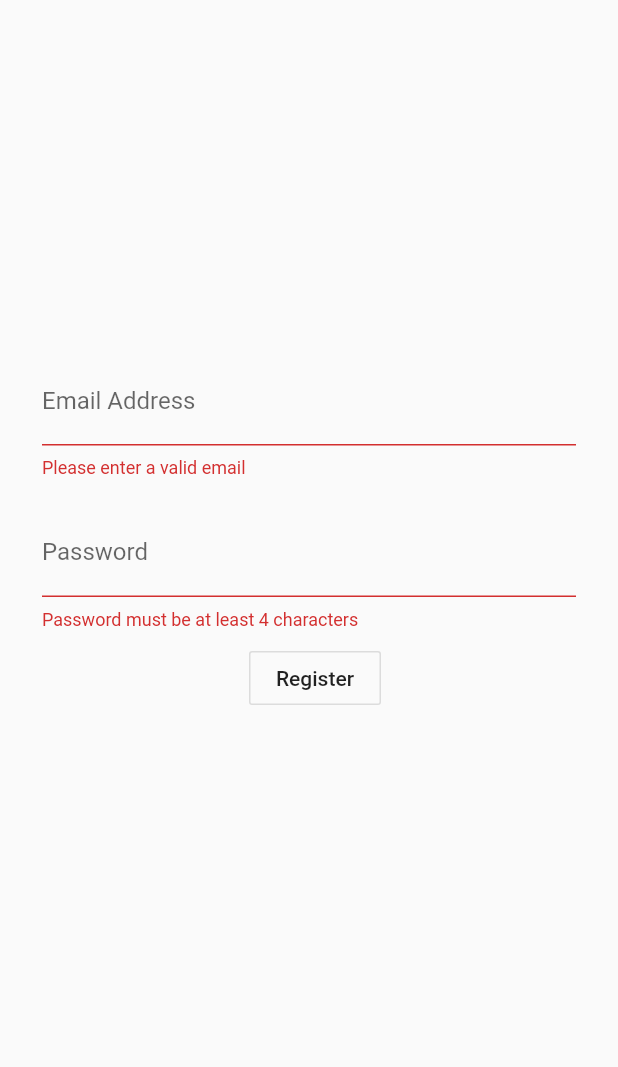
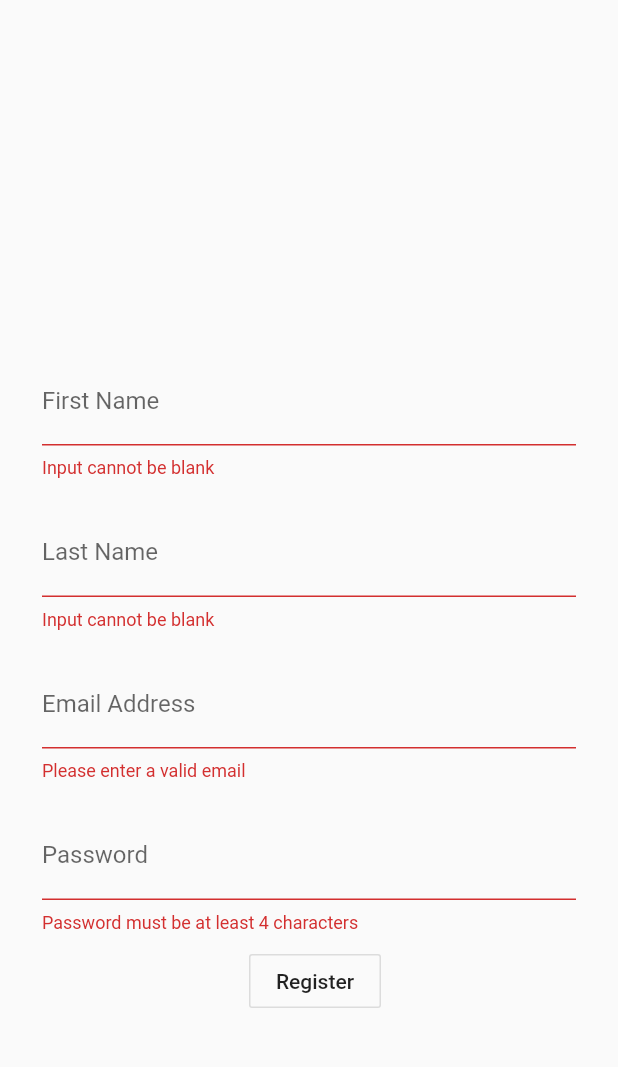
Before and after one commit to mmichelon/HikeLocator, a Flutter app: the SignUpScreen screen opened directly, after a tap on "Register", on a phone screen of 412 x 824 dp, the part 84-1151 px from its top. Run offline on Flutter 3.47's test engine with Material 2 defaults, Android fonts, the phone set to English and light mode, and no system bars; our stand-ins replace cloud_firestore, firebase_auth, firebase_database, fluttertoast, geolocator, google_maps_flutter and 1 more; accounts and stored records are empty.

```diff
--- a/lib/screens/login_screen.dart
+++ b/lib/screens/login_screen.dart
@@ -236,9 +236,9 @@ class LogInScreenState extends State<LogInScreen> {
 
 
     Fluttertoast.showToast(
-        msg: "Welcome ${mCurrentUser.email.toString()}. Your data is ${myResult}",
+        msg: "Welcome $myResult!",
         toastLength: Toast.LENGTH_SHORT,
-        gravity: ToastGravity.CENTER,
+        gravity: ToastGravity.TOP,
         timeInSecForIos: 1,
         backgroundColor: Colors.red,
         textColor: Colors.white,
--- a/lib/screens/signup_screen.dart
+++ b/lib/screens/signup_screen.dart
@@ -19,16 +19,8 @@ class SignUpScreenState extends State<SignUpScreen> {
   final formkey = GlobalKey<FormState>();
   String _email = '';
   String _password = '';
-/*
-  checkFields() {
-    final form = formkey.currentState;
-    if (form.validate()) {
-      form.save();
-      return true;
-    }
-    return false;
-  }
-*/
+  String _firstname = '';
+  String _lastname = '';
   Future createUser() async {
     if (formkey.currentState.validate()) {
       formkey.currentState.save();
@@ -98,6 +90,16 @@ class SignUpScreenState extends State<SignUpScreen> {
                   child: new ListView(
                     shrinkWrap: true,
                     children: <Widget>[
+                      firstNameField(),
+                      SizedBox(
+                        width: 20.0,
+                        height: 20.0,
+                      ),
+                      lastNameField(),
+                      SizedBox(
+                        width: 20.0,
+                        height: 20.0,
+                      ),
                       emailField(),
                       SizedBox(
                         width: 20.0,
@@ -162,4 +164,34 @@ class SignUpScreenState extends State<SignUpScreen> {
       },
     );
   }
+  Widget firstNameField() {
+    return TextFormField(
+
+      decoration: InputDecoration(
+          labelText: "First Name"),
+      validator: (String value) {
+        if (value.isEmpty) {
+          return 'Input cannot be blank';
+        }
+      },
+      onSaved: (String value) {
+        _firstname = value;
+      },
+    );
+  }
+  Widget lastNameField() {
+    return TextFormField(
+
+      decoration: InputDecoration(
+          labelText: "Last Name"),
+      validator: (String value) {
+        if (value.isEmpty) {
+          return 'Input cannot be blank';
+        }
+      },
+      onSaved: (String value) {
+        _lastname = value;
+      },
+    );
+  }
 }
```
